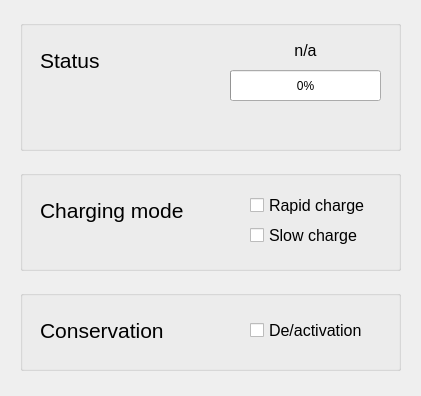
Qt form ui_main.ui (CuriousGecko/electric-ray) before a commit.
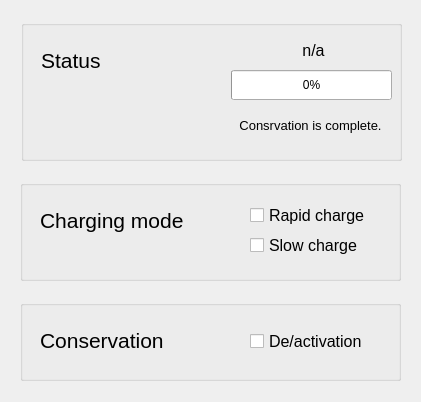
The same form after that commit. Icons and pictures are not drawn.

Diff of the .ui file:
```diff
--- a/ui_main.ui
+++ b/ui_main.ui
@@ -7,7 +7,7 @@
     <x>0</x>
     <y>0</y>
     <width>421</width>
-    <height>396</height>
+    <height>402</height>
    </rect>
   </property>
   <property name="windowTitle">
@@ -21,29 +21,23 @@
    <bool>false</bool>
   </property>
   <widget class="QWidget" name="centralwidget">
-   <widget class="QLabel" name="label_ch_mode">
+   <widget class="QGroupBox" name="groupBox_2">
     <property name="geometry">
      <rect>
-      <x>40</x>
+      <x>20</x>
       <y>180</y>
-      <width>201</width>
-      <height>61</height>
+      <width>381</width>
+      <height>101</height>
      </rect>
     </property>
-    <property name="font">
-     <font>
-      <pointsize>16</pointsize>
-     </font>
+    <property name="title">
+     <string/>
     </property>
-    <property name="text">
-     <string>Charging mode</string>
-    </property>
-   </widget>
    <widget class="QCheckBox" name="radio_rapid_charge">
     <property name="geometry">
      <rect>
-      <x>250</x>
-      <y>190</y>
+       <x>230</x>
+       <y>20</y>
       <width>141</width>
       <height>31</height>
      </rect>
@@ -57,11 +51,60 @@
      <string>Rapid charge</string>
     </property>
    </widget>
-   <widget class="QLabel" name="label_co_mode">
+    <widget class="QCheckBox" name="radio_slow_charge">
     <property name="geometry">
      <rect>
-      <x>40</x>
+       <x>230</x>
+       <y>50</y>
+       <width>141</width>
+       <height>31</height>
+      </rect>
+     </property>
+     <property name="font">
+      <font>
+       <pointsize>12</pointsize>
+      </font>
+     </property>
+     <property name="text">
+      <string>Slow charge</string>
+     </property>
+    </widget>
+    <widget class="QLabel" name="label_ch_mode">
+     <property name="geometry">
+      <rect>
+       <x>20</x>
+       <y>10</y>
+       <width>201</width>
+       <height>61</height>
+      </rect>
+     </property>
+     <property name="font">
+      <font>
+       <pointsize>16</pointsize>
+      </font>
+     </property>
+     <property name="text">
+      <string>Charging mode</string>
+     </property>
+    </widget>
+   </widget>
+   <widget class="QGroupBox" name="groupBox_3">
+    <property name="geometry">
+     <rect>
+      <x>20</x>
       <y>300</y>
+      <width>381</width>
+      <height>81</height>
+     </rect>
+    </property>
+    <property name="title">
+     <string/>
+    </property>
+    <widget class="QLabel" name="label_co_mode">
+     <property name="geometry">
+      <rect>
+       <x>20</x>
+       <y>10</y>
       <width>131</width>
       <height>61</height>
      </rect>
@@ -75,63 +118,66 @@
      <string>Conservation</string>
     </property>
    </widget>
-   <widget class="QCheckBox" name="radio_slow_charge">
+    <widget class="QCheckBox" name="button_conservation">
     <property name="geometry">
      <rect>
-      <x>250</x>
-      <y>220</y>
-      <width>141</width>
-      <height>31</height>
-     </rect>
-    </property>
-    <property name="font">
-     <font>
-      <pointsize>12</pointsize>
-     </font>
-    </property>
-    <property name="text">
-     <string>Slow charge</string>
-    </property>
-   </widget>
-   <widget class="QProgressBar" name="progressbar_battery">
-    <property name="geometry">
-     <rect>
       <x>230</x>
-      <y>70</y>
-      <width>151</width>
-      <height>31</height>
-     </rect>
-    </property>
-    <property name="value">
-     <number>0</number>
-    </property>
-   </widget>
-   <widget class="QLabel" name="label_current_status">
-    <property name="geometry">
-     <rect>
-      <x>230</x>
-      <y>40</y>
-      <width>151</width>
-      <height>21</height>
-     </rect>
-    </property>
-    <property name="font">
-     <font>
-      <pointsize>12</pointsize>
-     </font>
-    </property>
-    <property name="text">
-     <string>n/a</string>
-    </property>
-    <property name="alignment">
-     <set>Qt::AlignCenter</set>
-    </property>
-   </widget>
-   <widget class="QLabel" name="label_status">
-    <property name="geometry">
-     <rect>
-      <x>40</x>
       <y>30</y>
+       <width>121</width>
+       <height>23</height>
+      </rect>
+     </property>
+     <property name="font">
+      <font>
+       <pointsize>12</pointsize>
+      </font>
+     </property>
+     <property name="text">
+      <string>De/activation</string>
+     </property>
+    </widget>
+   </widget>
+   <widget class="QGroupBox" name="groupBox">
+    <property name="enabled">
+     <bool>true</bool>
+    </property>
+    <property name="geometry">
+     <rect>
+      <x>21</x>
+      <y>20</y>
+      <width>381</width>
+      <height>141</height>
+     </rect>
+    </property>
+    <property name="sizePolicy">
+     <sizepolicy hsizetype="Preferred" vsizetype="Preferred">
+      <horstretch>0</horstretch>
+      <verstretch>0</verstretch>
+     </sizepolicy>
+    </property>
+    <property name="minimumSize">
+     <size>
+      <width>0</width>
+      <height>0</height>
+     </size>
+    </property>
+    <property name="sizeIncrement">
+     <size>
+      <width>0</width>
+      <height>0</height>
+     </size>
+    </property>
+    <property name="title">
+     <string/>
+    </property>
+    <property name="alignment">
+     <set>Qt::AlignLeading|Qt::AlignLeft|Qt::AlignVCenter</set>
+    </property>
+    <widget class="QLabel" name="label_status">
+     <property name="geometry">
+      <rect>
+       <x>20</x>
+       <y>10</y>
       <width>91</width>
       <height>61</height>
      </rect>
@@ -145,83 +191,139 @@
      <string>Status</string>
     </property>
    </widget>
-   <widget class="QLabel" name="label_remaining">
+    <widget class="QLabel" name="label_current_status">
     <property name="geometry">
      <rect>
-      <x>210</x>
-      <y>110</y>
-      <width>191</width>
+       <x>212</x>
+       <y>20</y>
+       <width>161</width>
       <height>20</height>
      </rect>
     </property>
+     <property name="maximumSize">
+      <size>
+       <width>16777215</width>
+       <height>30</height>
+      </size>
+     </property>
+     <property name="font">
+      <font>
+       <pointsize>12</pointsize>
+      </font>
+     </property>
+     <property name="text">
+      <string>n/a</string>
+     </property>
+     <property name="alignment">
+      <set>Qt::AlignCenter</set>
+     </property>
+    </widget>
+    <widget class="QLabel" name="label_remaining">
+     <property name="enabled">
+      <bool>true</bool>
+     </property>
+     <property name="geometry">
+      <rect>
+       <x>210</x>
+       <y>80</y>
+       <width>159</width>
+       <height>51</height>
+      </rect>
+     </property>
+     <property name="sizePolicy">
+      <sizepolicy hsizetype="Preferred" vsizetype="Preferred">
+       <horstretch>0</horstretch>
+       <verstretch>0</verstretch>
+      </sizepolicy>
+     </property>
+     <property name="minimumSize">
+      <size>
+       <width>159</width>
+       <height>0</height>
+      </size>
+     </property>
+     <property name="maximumSize">
+      <size>
+       <width>0</width>
+       <height>60</height>
+      </size>
+     </property>
+     <property name="sizeIncrement">
+      <size>
+       <width>0</width>
+       <height>0</height>
+      </size>
+     </property>
+     <property name="baseSize">
+      <size>
+       <width>0</width>
+       <height>0</height>
+      </size>
+     </property>
     <property name="font">
      <font>
       <pointsize>10</pointsize>
      </font>
     </property>
+     <property name="layoutDirection">
+      <enum>Qt::LeftToRight</enum>
+     </property>
+     <property name="autoFillBackground">
+      <bool>false</bool>
+     </property>
     <property name="text">
-     <string/>
+      <string>Consrvation is complete.</string>
+     </property>
+     <property name="textFormat">
+      <enum>Qt::AutoText</enum>
+     </property>
+     <property name="scaledContents">
+      <bool>true</bool>
     </property>
     <property name="alignment">
      <set>Qt::AlignCenter</set>
     </property>
-   </widget>
-   <widget class="QGroupBox" name="groupBox">
-    <property name="geometry">
-     <rect>
-      <x>20</x>
-      <y>20</y>
-      <width>381</width>
-      <height>131</height>
-     </rect>
-    </property>
-    <property name="title">
-     <string/>
-    </property>
-   </widget>
-   <widget class="QGroupBox" name="groupBox_2">
-    <property name="geometry">
-     <rect>
-      <x>20</x>
-      <y>170</y>
-      <width>381</width>
-      <height>101</height>
-     </rect>
-    </property>
-    <property name="title">
-     <string/>
-    </property>
-   </widget>
-   <widget class="QGroupBox" name="groupBox_3">
+     <property name="wordWrap">
+      <bool>true</bool>
+     </property>
+     <property name="margin">
+      <number>0</number>
+     </property>
+     <property name="indent">
+      <number>-1</number>
+     </property>
+    </widget>
+    <widget class="QProgressBar" name="progressbar_battery">
     <property name="geometry">
      <rect>
-      <x>20</x>
-      <y>290</y>
-      <width>381</width>
-      <height>81</height>
-     </rect>
-    </property>
-    <property name="title">
-     <string/>
-    </property>
-   </widget>
-   <widget class="QCheckBox" name="button_conservation">
-    <property name="geometry">
-     <rect>
-      <x>250</x>
-      <y>315</y>
-      <width>121</width>
-      <height>31</height>
-     </rect>
-    </property>
-    <property name="font">
-     <font>
-      <pointsize>12</pointsize>
-     </font>
-    </property>
-    <property name="text">
-     <string>De/activation</string>
-    </property>
+       <x>210</x>
+       <y>50</y>
+       <width>161</width>
+       <height>30</height>
+      </rect>
+     </property>
+     <property name="sizePolicy">
+      <sizepolicy hsizetype="Preferred" vsizetype="Preferred">
+       <horstretch>0</horstretch>
+       <verstretch>0</verstretch>
+      </sizepolicy>
+     </property>
+     <property name="minimumSize">
+      <size>
+       <width>0</width>
+       <height>0</height>
+      </size>
+     </property>
+     <property name="maximumSize">
+      <size>
+       <width>180</width>
+       <height>30</height>
+      </size>
+     </property>
+     <property name="value">
+      <number>0</number>
+     </property>
+    </widget>
    </widget>
    <zorder>groupBox_3</zorder>
    <zorder>groupBox</zorder>
```
Left out of the diff: 11 changed lines with no effect on the pictures. Lines whose indentation alone changed are shown as unchanged.
